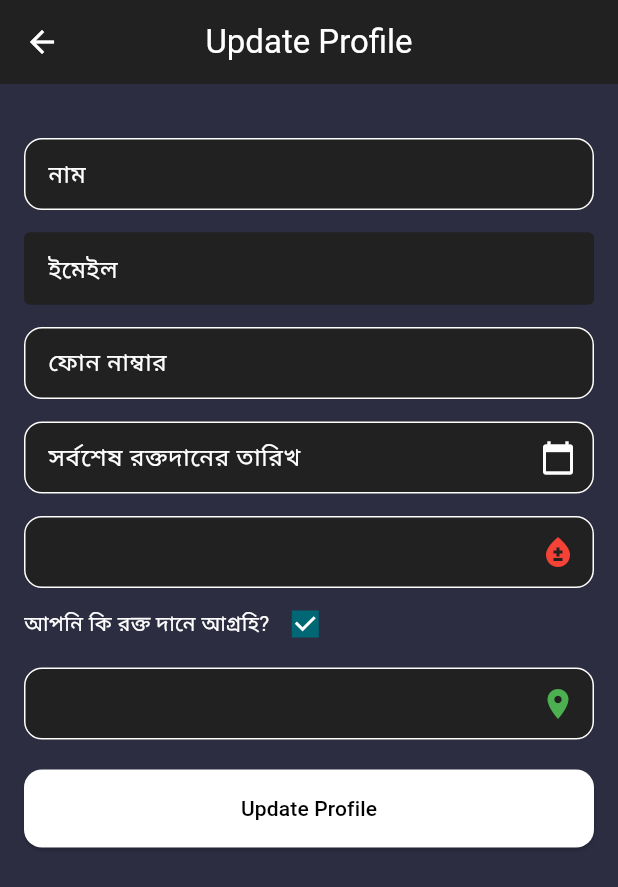
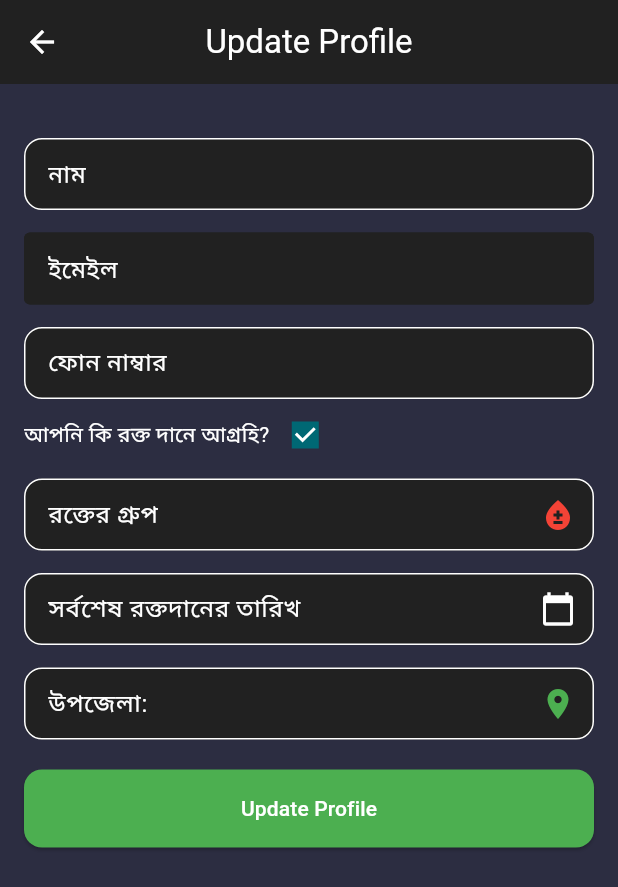
Before and after one commit to kgcemon/teamkhagrachari, a Flutter app: the ProfileUpdateScreen screen opened directly, on a phone screen of 412 x 824 dp. Shown: the top 887 px of the screen. Run offline on Flutter 3.47's test engine with Material 3 defaults, Android fonts, the light colour scheme and no system bars; our stand-ins replace cached_network_image, firebase_core, firebase_messaging, flutter_local_notifications, flutter_staggered_animations, flutter_widget_from_html_core and 8 more; missing offline and left inert: lecle_flutter_carousel_pro; accounts and stored records are empty; network calls fail; statements that could not run were skipped.

Commit message:
product star system, blood section add data option

```diff
--- a/lib/presentation/screen/ProductDetailsScreen.dart
+++ b/lib/presentation/screen/ProductDetailsScreen.dart
@@ -215,7 +215,7 @@ class _ProductDetailsScreenState extends State<ProductDetailsScreen> {
         mainAxisAlignment: MainAxisAlignment.spaceBetween,
         children: [
           Text(
-            "Condition:  ${product.isUsed == true ? 'Used' : product.isUsed == false ? 'New' : 'N/A' }",
+            "Condition:  ${product.isUsed}",
             style: const TextStyle(color: Colors.grey),
           ),
           Text(
--- a/lib/presentation/screen/profile/profile_update_screen.dart
+++ b/lib/presentation/screen/profile/profile_update_screen.dart
@@ -148,6 +148,56 @@ class ProfileUpdateScreenState extends State<ProfileUpdateScreen> {
                           return null;
                         },
                       ),
+                      Row(
+                        mainAxisAlignment: MainAxisAlignment.start,
+                        children: [
+                          const Text(
+                            "আপনি কি রক্ত দানে আগ্রহি?",
+                            style: TextStyle(color: Colors.white),
+                          ),
+                          GetBuilder<UserProfileUpdateController>(
+                            builder: (controller) => Checkbox(
+                              shape: const RoundedRectangleBorder(
+                                  side: BorderSide(color: Colors.white)),
+                              value: controller.isDonor,
+                              onChanged: (value) {
+                                controller.setDonorStatus(value!);
+                              },
+                            ),
+                          )
+                        ],
+                      ),
+                      const SizedBox(height: 5),
+                      DropdownButtonFormField<String>(
+                        icon: const Icon(
+                          Icons.bloodtype,
+                          color: Colors.red,
+                        ),
+                        decoration: InputDecoration(
+                          filled: true,
+                          fillColor: MyColors.secenderyColor,
+                          focusedBorder: inputStyle(),
+                          enabledBorder: inputStyle(),
+                          labelText: "রক্তের গ্রুপ $bloodGroup",
+                          labelStyle: TextStyle(color: MyColors.white),
+                        ),
+                        dropdownColor: MyColors.secenderyColor,
+                        style: TextStyle(color: MyColors.white),
+                        items: bloodGroups.map((String group) {
+                          return DropdownMenuItem<String>(
+                            value: group,
+                            child: Text(group),
+                          );
+                        }).toList(),
+                        onChanged: (newValue) {
+                          setState(() {
+                            bloodGroup = newValue!;
+                          });
+                        },
+                        onSaved: (value) {
+                          bloodGroup = value!;
+                        },
+                      ),
                       const SizedBox(height: 15),
                       TextFormField(
                         controller: dateController,
@@ -181,56 +231,6 @@ class ProfileUpdateScreenState extends State<ProfileUpdateScreen> {
                       const SizedBox(height: 15),
                       DropdownButtonFormField<String>(
                         icon: const Icon(
-                          Icons.bloodtype,
-                          color: Colors.red,
-                        ),
-                        decoration: InputDecoration(
-                          filled: true,
-                          fillColor: MyColors.secenderyColor,
-                          focusedBorder: inputStyle(),
-                          enabledBorder: inputStyle(),
-                          labelText: bloodGroup,
-                          labelStyle: TextStyle(color: MyColors.white),
-                        ),
-                        dropdownColor: MyColors.secenderyColor,
-                        style: TextStyle(color: MyColors.white),
-                        items: bloodGroups.map((String group) {
-                          return DropdownMenuItem<String>(
-                            value: group,
-                            child: Text(group),
-                          );
-                        }).toList(),
-                        onChanged: (newValue) {
-                          setState(() {
-                            bloodGroup = newValue!;
-                          });
-                        },
-                        onSaved: (value) {
-                          bloodGroup = value!;
-                        },
-                      ),
-                      Row(
-                        mainAxisAlignment: MainAxisAlignment.start,
-                        children: [
-                          const Text(
-                            "আপনি কি রক্ত দানে আগ্রহি?",
-                            style: TextStyle(color: Colors.white),
-                          ),
-                          GetBuilder<UserProfileUpdateController>(
-                            builder: (controller) => Checkbox(
-                              shape: const RoundedRectangleBorder(
-                                  side: BorderSide(color: Colors.white)),
-                              value: controller.isDonor,
-                              onChanged: (value) {
-                                controller.setDonorStatus(value!);
-                              },
-                            ),
-                          )
-                        ],
-                      ),
-                      const SizedBox(height: 5),
-                      DropdownButtonFormField<String>(
-                        icon: const Icon(
                           Icons.location_on,
                           color: Colors.green,
                         ),
@@ -239,7 +239,7 @@ class ProfileUpdateScreenState extends State<ProfileUpdateScreen> {
                           fillColor: MyColors.secenderyColor,
                           focusedBorder: inputStyle(),
                           enabledBorder: inputStyle(),
-                          labelText: upozilaController.text,
+                          labelText: "উপজেলা: $upazila",
                           labelStyle: TextStyle(color: MyColors.white),
                         ),
                         dropdownColor: MyColors.secenderyColor,
@@ -276,7 +276,7 @@ class ProfileUpdateScreenState extends State<ProfileUpdateScreen> {
                                   false
                               ? ElevatedButton(
                                   style: ElevatedButton.styleFrom(
-                                    backgroundColor: Colors.white,
+                                    backgroundColor: Colors.green,
                                     shape: RoundedRectangleBorder(
                                       borderRadius: BorderRadius.circular(12),
                                     ),
@@ -313,7 +313,7 @@ class ProfileUpdateScreenState extends State<ProfileUpdateScreen> {
                                   },
                                   child: const Text(
                                     'Update Profile',
-                                    style: TextStyle(color: Colors.black),
+                                    style: TextStyle(color: Colors.white),
                                   ),
                                 )
                               : const CircularProgressIndicator()),
--- a/pubspec.yaml
+++ b/pubspec.yaml
@@ -30,6 +30,7 @@ dependencies:
   image_picker:
   http_parser: ^4.0.0
   font_awesome_flutter:
+  image:
 
 
 
```
Also changed, not shown: lib/presentation/controller/AddProductController.dart (+4 -9 lines), lib/presentation/screen/auth/register_screen.dart (+20 -20 lines), lib/presentation/screen/dashboard/blood_screen.dart (+18 -0 lines), lib/presentation/screen/dashboard/home_screen.dart (+29 -3 lines), lib/presentation/screen/dashboard/profile_screen.dart (+7 -0 lines), pubspec.lock.
